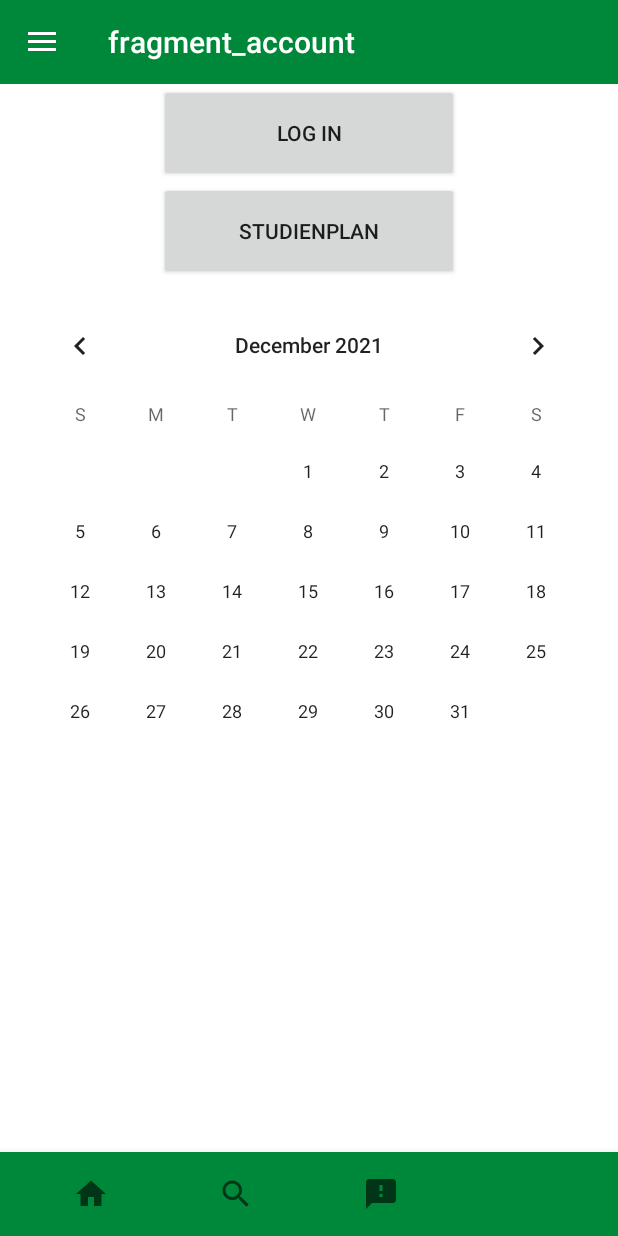
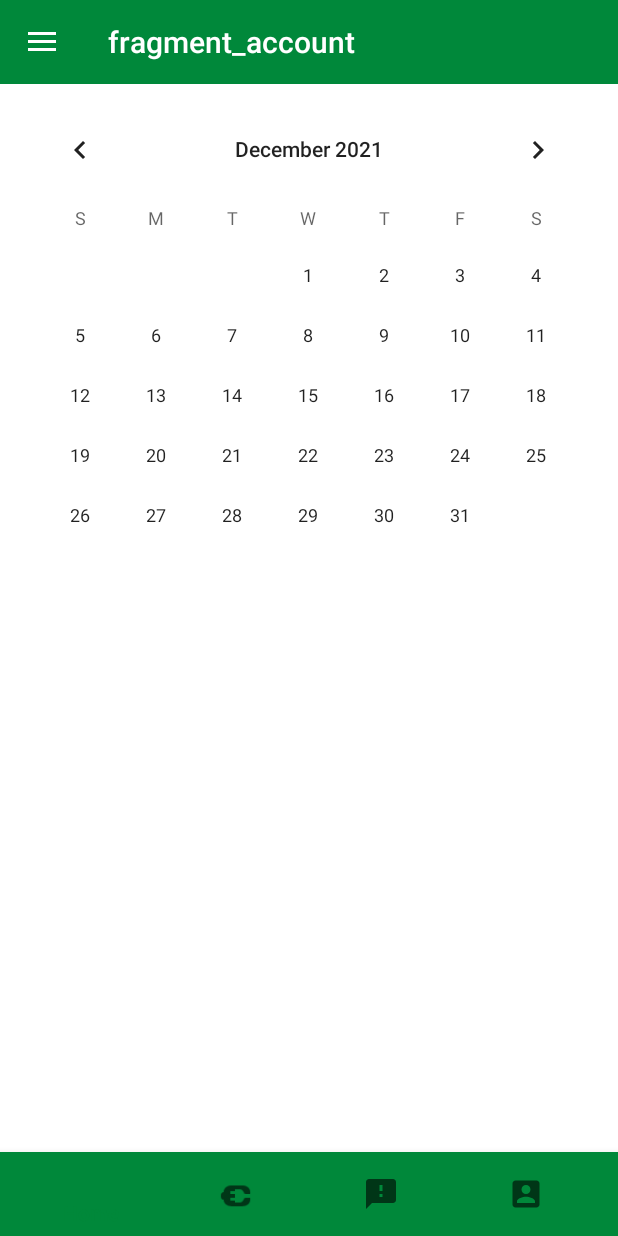
Before and after one commit to abistritchi/lmuapplast, an Android app: the AccountFragment screen opened through its navigation route, after a tap on an icon or button, on a phone screen of 412 x 824 dp. Run offline under Robolectric (Android 15) with nearby library versions, the phone set to English and light mode, and no system bars; our stand-ins replace navigation-ui; libraries missing offline, so code that uses them is left out: com.codinginflow; 1 statement that could not run was skipped; 2 other taps on this screen came first.

Commit message:
new side navigation Map bugs fixed

```diff
--- a/app/src/main/java/com/codinginflow/LMUapp/AccountFragment.kt
+++ b/app/src/main/java/com/codinginflow/LMUapp/AccountFragment.kt
@@ -15,21 +15,6 @@ class AccountFragment : Fragment(R.layout.fragment_account) {
     override fun onViewCreated(view: View, savedInstanceState: Bundle?) {
         super.onViewCreated(view, savedInstanceState)
 
-        button_login.setOnClickListener {
-            val action = AccountFragmentDirections.actionAccountFragmentToLoginFragment()
-            findNavController().navigate(action)
-        }
-
-        button_studienplan.setOnClickListener {
-            val action = AccountFragmentDirections.actionAccountFragmentToPlan()
-            findNavController().navigate(action)
-        }
-
-        //button_google.setOnClickListener {
-        //    SearchFragment.web_adress = "https://google.de/"
-        //    val action = SearchFragmentDirections.actionSearchFragmentToSearchToWeb()
-        //    findNavController().navigate(action)
-        //}
 
     }
 }
--- a/app/src/main/java/com/codinginflow/LMUapp/MainActivity.kt
+++ b/app/src/main/java/com/codinginflow/LMUapp/MainActivity.kt
@@ -23,7 +23,7 @@ class MainActivity : AppCompatActivity() {
         navController = navHostFragment.findNavController()
 
         appBarConfiguration = AppBarConfiguration(
-            setOf(R.id.homeFragment, R.id.searchFragment, R.id.accountFragment, R.id.fieldFragment),
+            setOf(R.id.homeFragment, R.id.mensaAlgemain, R.id.accountFragment, R.id.fieldFragment),
             drawer_layout
         )
 
--- a/app/src/main/java/com/codinginflow/LMUapp/Mensa.kt
+++ b/app/src/main/java/com/codinginflow/LMUapp/Mensa.kt
@@ -59,13 +59,14 @@ class Mensa : Fragment() {
             }
     }
 
+    /**
     override fun onViewCreated(view: View, savedInstanceState: Bundle?) {
         super.onViewCreated(view, savedInstanceState)
 
         button_onlinekatalog.setOnClickListener {
             val action = HomeFragmentDirections.actionHomeFragmentToMensaAlgemain();
-            //val action = MensaAlgemainDirections.actionBibliothekToOnlinekatalog();
             findNavController().navigate(action)
         }
     }
+    **/
 }
--- a/app/src/main/res/layout/fragment_account.xml
+++ b/app/src/main/res/layout/fragment_account.xml
@@ -9,20 +9,6 @@
     tools:context=".AccountFragment">
 
 
-    <Button
-        android:id="@+id/button_login"
-        android:layout_width="200dp"
-        android:layout_height="65dp"
-        android:layout_gravity="center"
-        android:text="Log In" />
-
-    <Button
-        android:id="@+id/button_studienplan"
-        android:layout_width="200dp"
-        android:layout_height="65dp"
-        android:text="Studienplan"
-        android:layout_gravity="center"/>
-
 
     <CalendarView
         android:layout_width="396dp"
--- a/app/src/main/res/menu/drawer_bottom_nav_menu.xml
+++ b/app/src/main/res/menu/drawer_bottom_nav_menu.xml
@@ -7,9 +7,9 @@
         android:title="Home" />
 
     <item
-        android:id="@+id/searchFragment"
-        android:icon="@drawable/ic_search"
-        android:title="Search" />
+        android:id="@+id/mensaAlgemain"
+        android:icon="@android:drawable/ic_lock_idle_charging"
+        android:title="Mensa" />
 
     <item
         android:id="@+id/fieldFragment"
--- a/app/src/main/res/menu/drawer_left_side_nav_menu.xml
+++ b/app/src/main/res/menu/drawer_left_side_nav_menu.xml
@@ -7,19 +7,36 @@
         android:title="Home" />
 
     <item
+        android:id="@+id/mensaAlgemain"
+        android:icon="@android:drawable/ic_lock_idle_charging"
+        android:title="Mensa"/>
+
+    <item
+        android:id="@+id/raumfinder"
+        android:icon="@android:drawable/ic_dialog_map"
+        android:title="Raumfinder"/>
+
+    <item
+        android:id="@+id/bibliothekAlgemain"
+        android:icon="@android:drawable/ic_menu_sort_alphabetically"
+        android:title="Bibliothek" />
+
+    <item
+        android:id="@+id/mail"
+        android:icon="@android:drawable/ic_dialog_email"
+        android:title="E-Mail" />
+
+
+    <item
         android:id="@+id/searchFragment"
         android:icon="@drawable/ic_search"
-        android:title="Search" />
+        android:title="Usefull links" />
 
     <item
         android:id="@+id/fieldFragment"
         android:icon="@drawable/ic_baseline_feedback_24"
         android:title="@string/bottom_field"/>
 
-    <item
-        android:id="@+id/accountFragment"
-        android:icon="@drawable/ic_baseline_account_box_24"
-        android:title="@string/bottom_account"/>
 
     <item
         android:id="@+id/plan"
@@ -27,7 +44,7 @@
         android:title="@string/bottom_plan"/>
 
     <item
-        android:id="@+id/account"
+        android:id="@+id/loginFragment"
         android:icon="@android:drawable/ic_secure"
         android:title="@string/bottom_account"/>
 
--- a/app/src/main/res/navigation/nav_graph.xml
+++ b/app/src/main/res/navigation/nav_graph.xml
@@ -135,11 +135,11 @@
         android:label="fragment_account"
         tools:layout="@layout/fragment_account" >
         <action
+            android:id="@+id/action_accountFragment_to_plan"
+            app:destination="@id/plan" />
+        <action
             android:id="@+id/action_accountFragment_to_loginFragment"
             app:destination="@id/loginFragment" />
-        <action
-            android:id="@+id/action_accountFragment_to_plan"
-            app:destination="@id/plan" />
     </fragment>
     <fragment
         android:id="@+id/fieldFragment"
@@ -257,4 +257,8 @@
         android:id="@+id/mensa"
         android:name="com.codinginflow.LMUapp.Mensa"
         android:label="Mensa" />
+    <activity
+        android:id="@+id/mail"
+        android:name="com.codinginflow.LMUapp.mail"
+        android:label="mail" />
 </navigation>
```
Also changed, not shown: app/src/main/AndroidManifest.xml (+7 -0 lines), app/src/main/java/com/codinginflow/LMUapp/MensaAlgemain.java (+11 -5 lines), app/src/main/java/com/codinginflow/LMUapp/mail.java (added, +46 -0 lines), app/src/main/res/layout/fragment_mail.xml (added, +14 -0 lines), app/src/main/res/layout/mensa_algemain.xml (+5 -8 lines).
